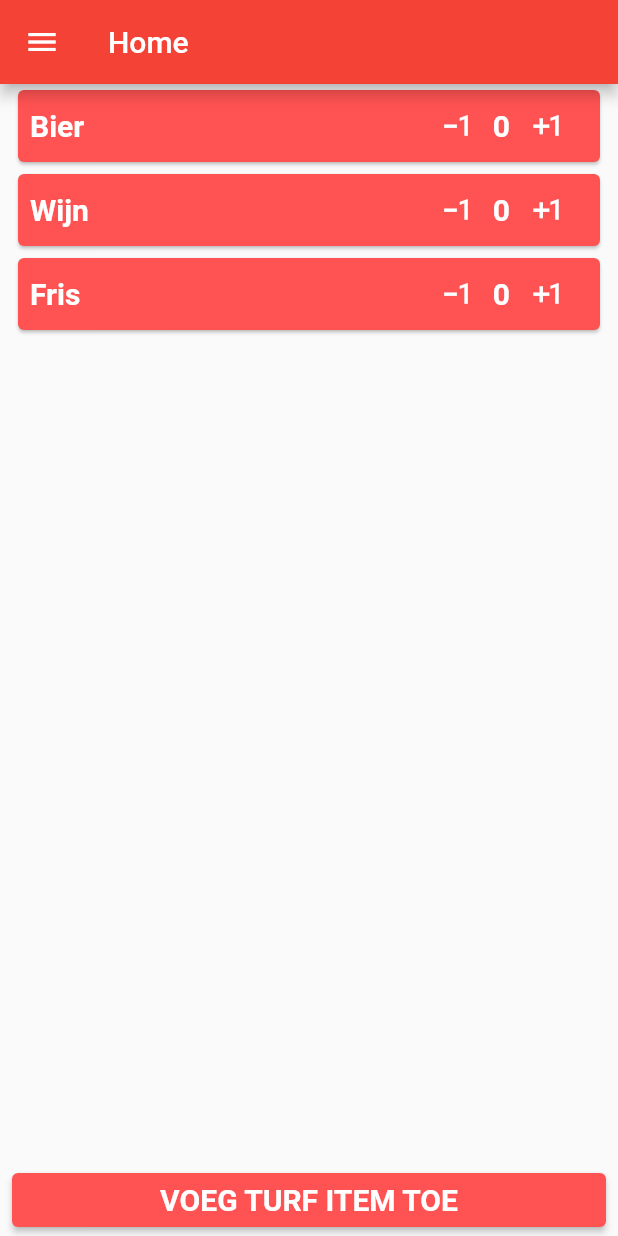
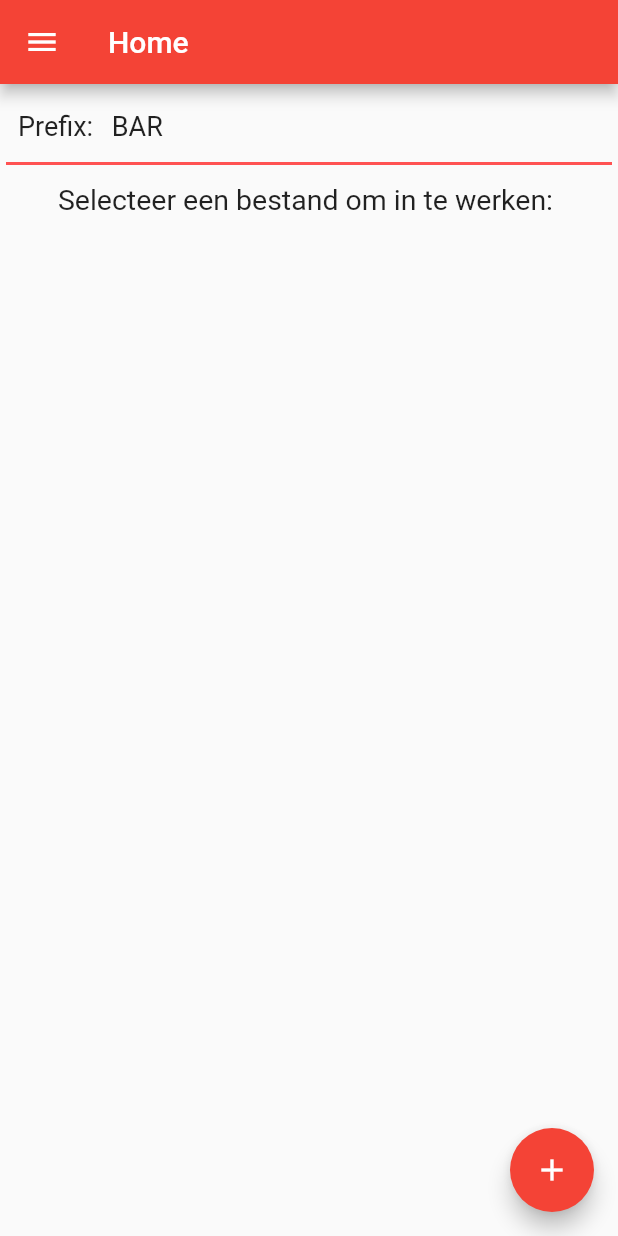
Before and after one commit to yoriaantje-dev/TurVolup, a Flutter app: the screen it shows after launch, on a phone screen of 412 x 824 dp. Run offline on Flutter 3.47's test engine with Material 2 defaults, Android fonts, the phone set to English and light mode, and no system bars; our stand-ins replace get_it.

Commit message:
Saving and Loading files

```diff
--- a/turving_volupia/lib/data/models/turv_model.dart
+++ b/turving_volupia/lib/data/models/turv_model.dart
@@ -1,25 +1,67 @@
 // ignore_for_file: avoid_print
+import 'dart:convert';
 
 class TurvCollection {
-  List<TurvableItem> items = [];
+  late String collectionId;
+  late List<TurvableItem> items;
 
-  TurvCollection(this.items);
+  TurvCollection(this.items, String prefix) {
+    DateTime currentDate = DateTime.now();
+    collectionId =
+        "${prefix}_${currentDate.day}_${currentDate.month}_${currentDate.year}";
+  }
 
-  TurvCollection.exampleCollection() {
+  String createSaveString() {
+    Map<String, dynamic> turfItemMap = {};
+
+    for (TurvableItem turfItem in items) {
+      turfItemMap[turfItem.name] = turfItem.saveItem();
+    }
+
+    Map<String, dynamic> saveMap = {"date": collectionId, "items": turfItemMap};
+    String encoded = jsonEncode(saveMap);
+    print(encoded);
+    return encoded;
+  }
+
+  TurvCollection.exampleCollection(String prefix) {
     items = [
       TurvableItem("Bier", 1),
       TurvableItem("Wijn", 1.5),
       TurvableItem("Fris", 1),
     ];
+    DateTime currentDate = DateTime.now();
+    collectionId =
+        "${prefix}_${currentDate.day}_${currentDate.month}_${currentDate.year}";
+  }
+
+  TurvCollection.fromJSON(Map<String, dynamic> collectionMap) {
+    collectionId = collectionMap["date"] ?? "ERROR";
+    Map<String, dynamic> subMap = collectionMap["items"] ?? {};
+    List<TurvableItem> tempList = [];
+    for (String key in subMap.keys) {
+      tempList.add(TurvableItem.fromJSON(key, subMap[key]));
+    }
+    items = tempList;
+    print(items.length);
   }
 }
 
 class TurvableItem {
   String name;
-  double cost;
+  double cost = 1;
   int count = 0;
 
   TurvableItem(this.name, this.cost);
+
+  TurvableItem.fromJSON(this.name, Map<String, dynamic> item) {
+    cost = item["cost"] ?? 1;
+    count = item["count"] ?? 0;
+  }
+
+  Map<String, dynamic> saveItem() {
+    return {"cost": cost, "count": count};
+  }
 
   void add(int amount) {
     count += amount;
@@ -32,7 +74,7 @@ class TurvableItem {
     print("Removed $amount from $name: $count");
   }
 
-  void set(int amount){
+  void set(int amount) {
     count == amount;
     print("Set $amount in $name");
   }
--- a/turving_volupia/lib/screens/home_screen.dart
+++ b/turving_volupia/lib/screens/home_screen.dart
@@ -1,11 +1,14 @@
 // ignore_for_file: avoid_print
+import 'dart:io';
 import 'package:flutter/material.dart';
+import 'package:path/path.dart';
+import 'package:turving_volupia/screens/widgets/file_prefix_bar.dart';
 
 // Disabled for Release v0.0.1
 // ignore: unused_import
+import '../data/file_helper.dart';
 import '../shared/menu_drawer.dart';
-import '../shared/popup_dialog.dart';
-import '../data/models/turv_model.dart';
+import 'turf_screen.dart';
 
 class HomeScreen extends StatefulWidget {
   const HomeScreen({super.key});
@@ -15,114 +18,66 @@ class HomeScreen extends StatefulWidget {
 }
 
 class _HomeScreenState extends State<HomeScreen> {
-  TurvCollection collection = TurvCollection.exampleCollection();
-
-  void _addTurvableItem() async {
-    final item = await showDialog<TurvableItem>(
-      context: context,
-      builder: (context) => const AddTurvableItemDialog(),
-    );
-    if (item != null) {
-      setState(() {
-        collection.items.add(item);
-      });
-    }
-  }
+  final TextEditingController prefixController = TextEditingController();
+  FileHelper helper = FileHelper();
 
   @override
   Widget build(BuildContext context) {
+    if (prefixController.text == "") {
+      prefixController.text = "BAR";
+    }
     return Scaffold(
       appBar: AppBar(title: const Text("Home")),
-      // Disabled for Release v0.0.1
       drawer: const MenuDrawer(),
-      body: SingleChildScrollView(
-        child: Column(
-          children: [
-            ListView.builder(
-              shrinkWrap: true,
-              physics: const NeverScrollableScrollPhysics(),
-              itemCount: collection.items.length,
-              itemBuilder: (BuildContext context, int index) {
-                return turvItemCard(collection.items[index]);
+      floatingActionButton: FloatingActionButton(
+        child: const Icon(Icons.add),
+        onPressed: () {
+          //TODO: Navigate to a new turf screen with the date and prefix filename
+          Navigator.push(
+              context,
+              MaterialPageRoute(
+                  builder: (context) =>
+                      TurfScreen(null, prefixController.text)));
         },
       ),
-          ],
+      body: Column(
+        children: [
+          FilePrefixBar(prefixController: prefixController),
+          const Padding(
+            padding: EdgeInsets.symmetric(vertical: 8.0),
+            child: Text("Selecteer een bestand om in te werken: ", style: TextStyle(fontSize: 19),),
           ),
-      ),
-      bottomNavigationBar: Padding(
-        padding: const EdgeInsets.symmetric(horizontal: 8.0),
-        child: ElevatedButton(
-          onPressed: _addTurvableItem,
-          style: ButtonStyle(
-              backgroundColor:
-                  MaterialStateProperty.all<Color>(Colors.redAccent)),
-          child: const Text(
-            "VOEG TURF ITEM TOE",
-            style: TextStyle(fontSize: 20, fontWeight: FontWeight.bold),
-          ),
-        ),
+          Expanded(
+            child: FutureBuilder(
+              future: helper.getFiles(),
+              builder: (context, snapshot) {
+                List<File> files = snapshot.data ?? [];
+                return ListView.builder(
+                  itemCount: files.length,
+                  itemBuilder: (context, index) {
+                    return Dismissible(
+                      key: Key(files[index].toString()),
+                      onDismissed: (direction) {
+                        helper.deleteFile(files[index]);
+                      },
+                      child: ListTile(
+                        title: Text(basename(files[index].path)),
+                        onTap: () {
+                          Navigator.push(
+                              context,
+                              MaterialPageRoute(
+                                  builder: (context) => TurfScreen(
+                                      files[index], prefixController.text)));
+                        },
                       ),
                     );
-  }
-
-  Widget turvItemCard(TurvableItem item) {
-    return Padding(
-      padding: const EdgeInsets.symmetric(horizontal: 8.0),
-      child: Card(
-        color: Colors.redAccent,
-        child: Row(
-          children: [
-            Expanded(
-              child: Padding(
-                padding: const EdgeInsets.symmetric(horizontal: 8.0),
-                child: Text(
-                  item.name,
-                  style: const TextStyle(
-                    fontWeight: FontWeight.bold,
-                    fontSize: 20,
-                    color: Colors.white,
-                  ),
-                ),
-              ),
-            ),
-            Padding(
-              padding: const EdgeInsets.symmetric(horizontal: 12.0),
-              child: Row(
-                children: [
-                  IconButton(
-                    onPressed: () {
-                      setState(() {
-                        item.remove(1);
-                      });
                   },
-                    icon: const Icon(Icons.exposure_neg_1),
-                    color: Colors.white,
-                    iconSize: 25,
-                  ),
-                  Text(
-                    item.count.toString(),
-                    style: const TextStyle(
-                      fontWeight: FontWeight.bold,
-                      fontSize: 20,
-                      color: Colors.white,
-                    ),
-                  ),
-                  IconButton(
-                    onPressed: () {
-                      setState(() {
-                        item.add(1);
-                      });
+                );
               },
-                    icon: const Icon(Icons.exposure_plus_1),
-                    color: Colors.white,
-                    iconSize: 25,
-                  ),
-                ],
             ),
           ),
         ],
       ),
-      ),
     );
   }
 }
--- /dev/null
+++ b/turving_volupia/lib/screens/widgets/file_prefix_bar.dart
@@ -0,0 +1,45 @@
+import 'package:flutter/material.dart';
+
+class FilePrefixBar extends StatelessWidget {
+  const FilePrefixBar({
+    super.key,
+    required this.prefixController,
+  });
+
+  final TextEditingController prefixController;
+
+  @override
+  Widget build(BuildContext context) {
+    return Padding(
+      padding: const EdgeInsets.all(4.0),
+      child: Container(
+        decoration: const BoxDecoration(
+            border: Border(
+          bottom: BorderSide(width: 2, color: Colors.redAccent),
+        )),
+        child: Padding(
+          padding: const EdgeInsets.symmetric(horizontal: 8.0),
+          child: Row(
+            children: [
+              const Text("Prefix: ", style: TextStyle(fontSize: 18),),
+              Expanded(
+                child: Padding(
+                  padding: const EdgeInsets.only(left: 8.0),
+                  child: TextField(
+                    style: const TextStyle(fontSize: 18),
+                    controller: prefixController,
+                    textAlign: TextAlign.start,
+                    decoration: const InputDecoration(
+                      border: InputBorder.none,
+                      hintText: 'Type hier een PREFIX voor je save-file',
+                    ),
+                  ),
+                ),
+              ),
+            ],
+          ),
+        ),
+      ),
+    );
+  }
+}
```
Also changed, not shown: turving_volupia/lib/data/file_helper.dart (added, +51 -0 lines), turving_volupia/lib/screens/turf_screen.dart (+123 -4 lines), turving_volupia/lib/screens/widgets/turf_item.dart (added, +69 -0 lines), turving_volupia/lib/shared/menu_drawer.dart (+3 -9 lines), turving_volupia/pubspec.yaml (+2 -5 lines), 1 other file. Lines whose indentation alone changed are shown as unchanged.
